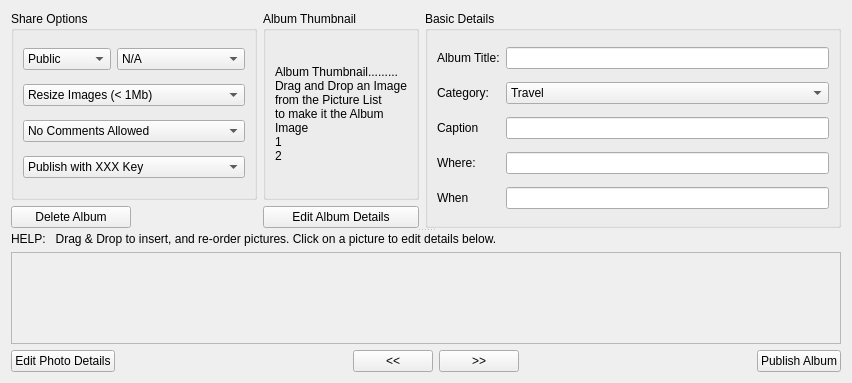
First picture: the form in retroshare-gui/src/gui/PhotoShare/PhotoAddDialog.ui, repository RetroShare/RetroShare, before the edit.
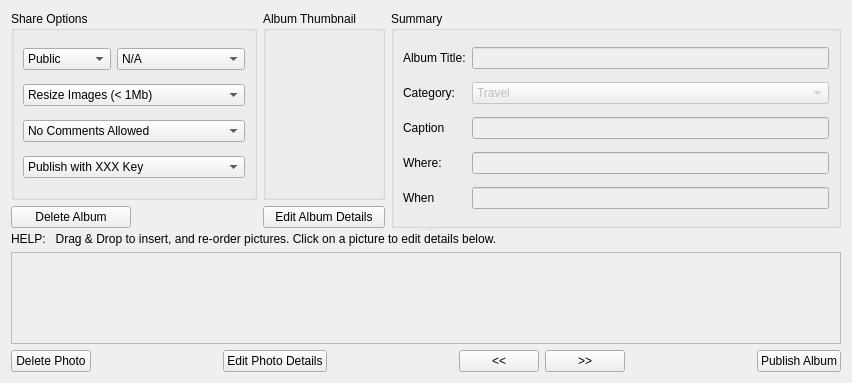
Second picture: the form after the edit. Custom widgets are drawn as their Qt base class.

Commit message:
Major improvements to the PhotoSharing Application. 	- Editing of Photo Descriptions & Album descriptions. 	- Photo versions. 	- Default to Album description, if Photo not filled in. 	- Album Cover images. 	- SlideShow.
Todo:
	- Deletion of Photos & Albums.
	- Handle Photo Files (only thumbnails at the moment).
	- Searching.
	- Sharing options.
	- Image processing.
	- +lots more.

What changed in the file:
```diff
--- a/retroshare-gui/src/gui/PhotoShare/PhotoAddDialog.ui
+++ b/retroshare-gui/src/gui/PhotoShare/PhotoAddDialog.ui
@@ -174,16 +174,8 @@
          </property>
          <layout class="QVBoxLayout" name="verticalLayout_2">
           <item>
-           <widget class="QLabel" name="label">
-            <property name="text">
-             <string>Album Thumbnail.........
-Drag and Drop an Image
-from the Picture List
-to make it the Album
-Image
-1
-2</string>
-            </property>
+           <widget class="PhotoDrop" name="AlbumDrop" native="true">
+            <layout class="QGridLayout" name="gridLayout_5"/>
            </widget>
           </item>
          </layout>
@@ -198,11 +190,14 @@
           </sizepolicy>
          </property>
          <property name="title">
-          <string>Basic Details</string>
+          <string>Summary</string>
          </property>
          <layout class="QGridLayout" name="gridLayout_3">
           <item row="0" column="1">
            <widget class="QLineEdit" name="lineEdit_Title">
+            <property name="enabled">
+             <bool>false</bool>
+            </property>
             <property name="sizePolicy">
              <sizepolicy hsizetype="MinimumExpanding" vsizetype="Fixed">
               <horstretch>0</horstretch>
@@ -220,6 +215,9 @@
           </item>
           <item row="1" column="1">
            <widget class="QComboBox" name="comboBox_Category">
+            <property name="enabled">
+             <bool>false</bool>
+            </property>
             <item>
              <property name="text">
               <string>Travel</string>
@@ -261,6 +259,9 @@
           </item>
           <item row="2" column="1">
            <widget class="QLineEdit" name="lineEdit_Caption">
+            <property name="enabled">
+             <bool>false</bool>
+            </property>
             <property name="sizePolicy">
              <sizepolicy hsizetype="MinimumExpanding" vsizetype="Fixed">
               <horstretch>0</horstretch>
@@ -278,6 +279,9 @@
           </item>
           <item row="3" column="1">
            <widget class="QLineEdit" name="lineEdit_Where">
+            <property name="enabled">
+             <bool>false</bool>
+            </property>
             <property name="sizePolicy">
              <sizepolicy hsizetype="MinimumExpanding" vsizetype="Fixed">
               <horstretch>0</horstretch>
@@ -288,6 +292,9 @@
           </item>
           <item row="4" column="1">
            <widget class="QLineEdit" name="lineEdit_When">
+            <property name="enabled">
+             <bool>false</bool>
+            </property>
             <property name="sizePolicy">
              <sizepolicy hsizetype="MinimumExpanding" vsizetype="Fixed">
               <horstretch>0</horstretch>
@@ -393,6 +400,26 @@
    </item>
    <item>
     <layout class="QHBoxLayout" name="horizontalLayout">
+     <item>
+      <widget class="QPushButton" name="pushButton_DeletePhoto">
+       <property name="text">
+        <string>Delete Photo</string>
+       </property>
+      </widget>
+     </item>
+     <item>
+      <spacer name="horizontalSpacer_4">
+       <property name="orientation">
+        <enum>Qt::Horizontal</enum>
+       </property>
+       <property name="sizeHint" stdset="0">
+        <size>
+         <width>40</width>
+         <height>20</height>
+        </size>
+       </property>
+      </spacer>
+     </item>
      <item>
       <widget class="QPushButton" name="pushButton_EditPhotoDetails">
        <property name="text">
```
Left out of the diff: 6 changed lines with no effect on the pictures. The commit also changes 15 other files.
